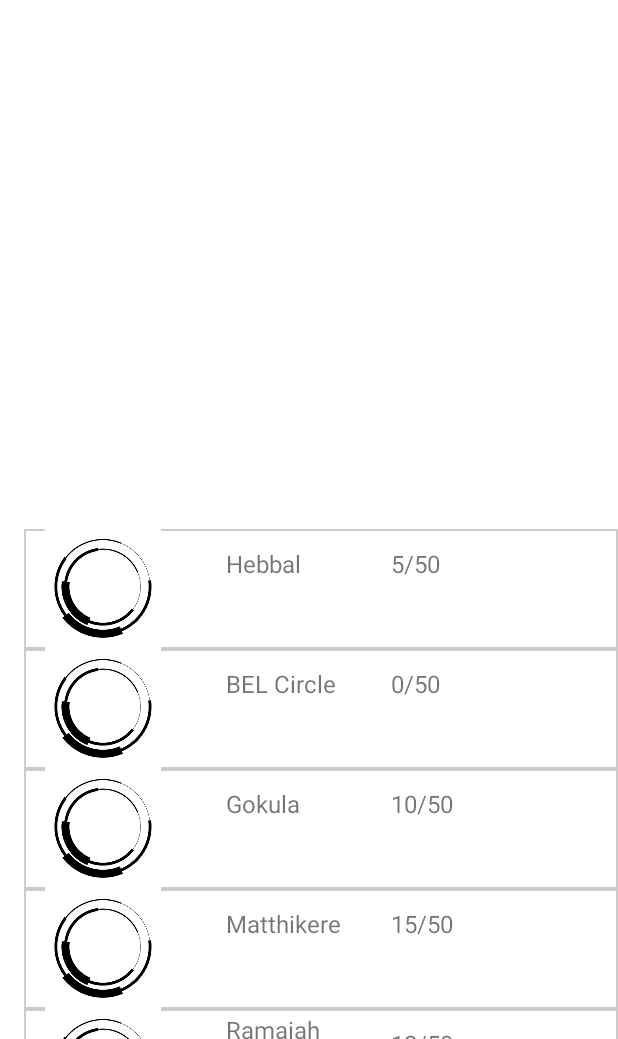
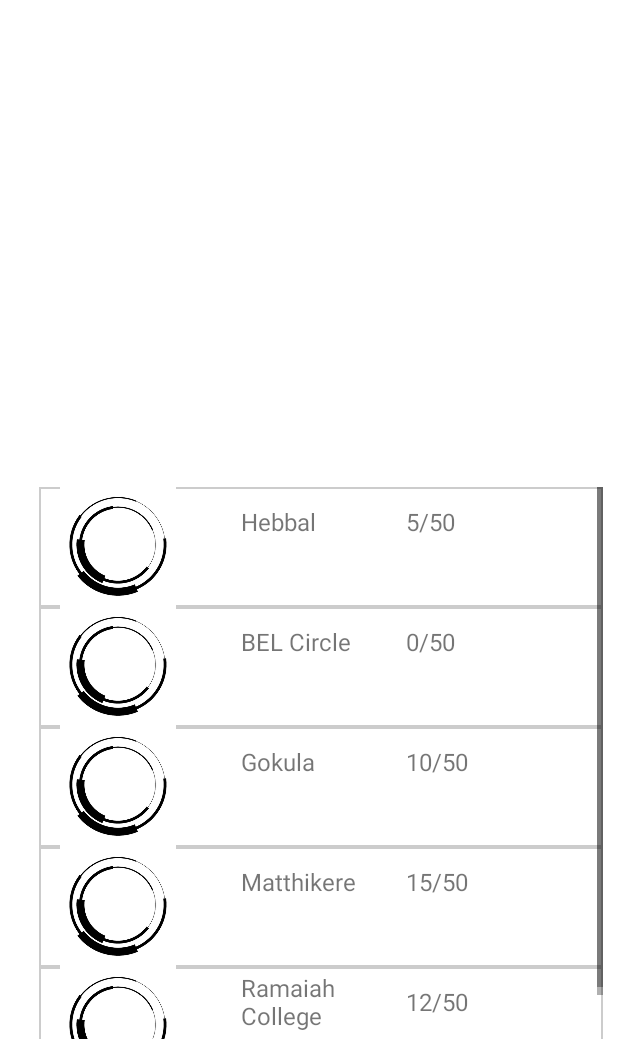
Before and after one commit to MrVineetPatil/Smart-Bus-Final, an Android app: the RouteActivity screen opened directly, with no data from a screen before it, on a phone screen of 412 x 824 dp, the part 197-1236 px from its top. Run offline under Robolectric (Android 15) with nearby library versions, the phone set to English and light mode, and no system bars.

Commit message:
scrollable

```diff
--- a/Android/app/src/main/res/layout/routeactivity.xml
+++ b/Android/app/src/main/res/layout/routeactivity.xml
@@ -22,6 +22,15 @@
             app:layout_constraintEnd_toEndOf="parent" android:layout_marginStart="8dp"
             app:layout_constraintStart_toStartOf="parent"/>
 
+        <ScrollView
+            android:id="@+id/scrollView"
+            android:layout_width="match_parent"
+            android:layout_height="match_parent"
+            android:layout_marginStart="10dp"
+            android:layout_marginTop="400dp"
+            android:layout_marginEnd="10dp"
+            tools:context=".RouteActivity">
+
         <androidx.recyclerview.widget.RecyclerView
             android:id="@+id/recyclerViewRoutes1"
             android:layout_width="match_parent"
@@ -30,7 +39,9 @@
             android:scrollbars="vertical"
             app:layout_constraintStart_toStartOf="parent"
             app:layout_constraintTop_toBottomOf="@id/map"></androidx.recyclerview.widget.RecyclerView>
+
+        </ScrollView>
+
     </androidx.constraintlayout.widget.ConstraintLayout>
 
-
 </LinearLayout>
```
